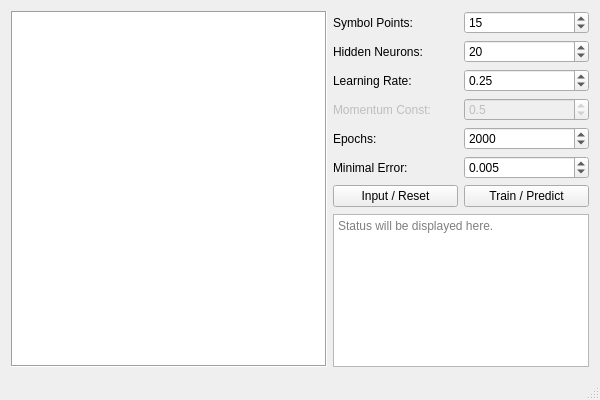
Old version of the form src/mainwindow.ui in the repository jonpas/FERI-SymRec.
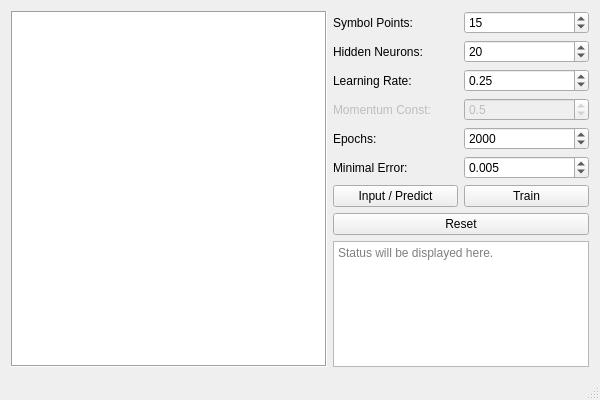
New version of the form. Custom widgets are drawn as their Qt base class.

What changed in the file:
```diff
--- a/src/mainwindow.ui
+++ b/src/mainwindow.ui
@@ -203,19 +203,26 @@
         <item>
          <widget class="QPushButton" name="pushButtonInputPredict">
           <property name="text">
-           <string>Input / Reset</string>
+           <string>Input / Predict</string>
           </property>
          </widget>
         </item>
         <item>
          <widget class="QPushButton" name="pushButtonTrainReset">
           <property name="text">
-           <string>Train / Predict</string>
+           <string>Train</string>
           </property>
          </widget>
         </item>
        </layout>
       </item>
+      <item>
+       <widget class="QPushButton" name="pushButtonReset">
+        <property name="text">
+         <string>Reset</string>
+        </property>
+       </widget>
+      </item>
       <item>
        <spacer name="verticalSpacer">
         <property name="orientation">
```
Left out of the diff: 2 changed lines with no effect on the pictures.
